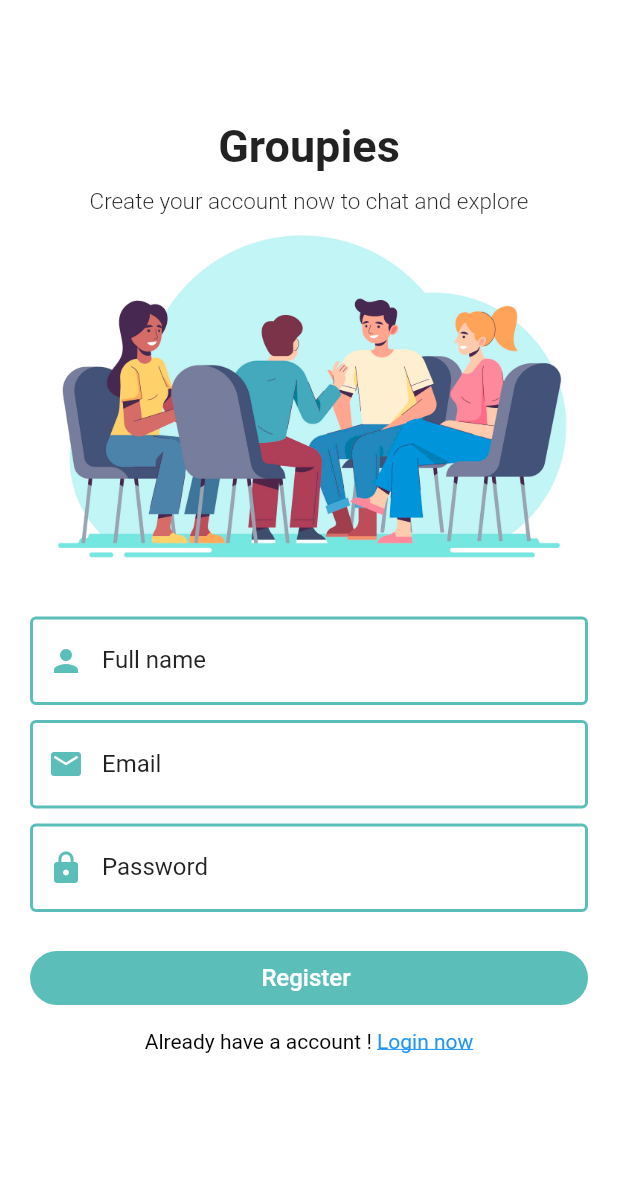
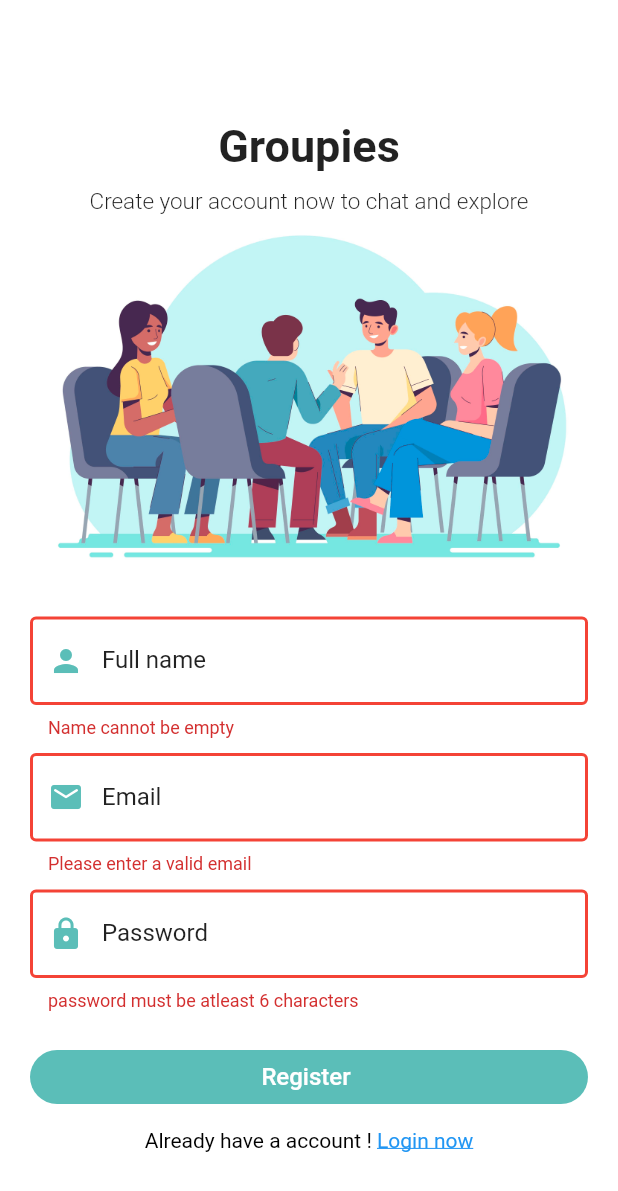
Before and after one commit to aakashshivgan/vchatFlutterApp, a Flutter app: the RegisterPage screen opened directly, after a tap on "Register", on a phone screen of 412 x 824 dp. Shown: the top 1191 px of the screen. Run offline on Flutter 3.47's test engine with Material 2 defaults, Android fonts, the light colour scheme and no system bars; our stand-ins replace cloud_firestore, firebase_auth, firebase_core, shared_preferences; accounts and stored records are empty.

Commit message:
register page connected to firebase

```diff
--- a/lib/main.dart
+++ b/lib/main.dart
@@ -41,7 +41,9 @@
   userLoggedInStatus() async {
     await HelperFunction.getUserLoggedInStatus().then((value) {
       if (value != null) {
-        _isSignedIn = value;
+        setState(() {
+          _isSignedIn = value;
+        });
       }
     });
   }
--- a/lib/pages/auth/register_page.dart
+++ b/lib/pages/auth/register_page.dart
@@ -1,10 +1,11 @@
 import 'package:flutter/gestures.dart';
 import 'package:flutter/material.dart';
+import 'package:vechat/helper/helper_functions.dart';
 import 'package:vechat/pages/auth/login_page.dart';
-import 'package:vechat/pages/home_page.dart';
-
+import '../../services/auth_services.dart';
 import '../../shared/constants.dart';
 import '../../widgets/widgets.dart';
+import 'package:vechat/pages/home_page.dart';
 
 class RegisterPage extends StatefulWidget {
   const RegisterPage({Key? key}) : super(key: key);
@@ -14,17 +15,26 @@ class RegisterPage extends StatefulWidget {
 }
 
 class _RegisterPageState extends State<RegisterPage> {
+  bool _isLoading = false;
   final formkey = GlobalKey<FormState>();
   String email = "";
   String password = "";
   String fullname = "";
+  AuthServices authServices = AuthServices();
   @override
   Widget build(BuildContext context) {
     return SafeArea(
       child: Scaffold(
-        body: SingleChildScrollView(
+        body: _isLoading
+            ? Center(
+                child: CircularProgressIndicator(
+                  color: Theme.of(context).primaryColor,
+                ),
+              )
+            : SingleChildScrollView(
                 child: Padding(
-            padding: const EdgeInsets.symmetric(horizontal: 20, vertical: 80),
+                  padding:
+                      const EdgeInsets.symmetric(horizontal: 20, vertical: 80),
                   child: Form(
                     key: formkey,
                     child: Column(
@@ -43,8 +53,8 @@ class _RegisterPageState extends State<RegisterPage> {
                           ),
                           const Text(
                             "Create your account now to chat and explore",
-                      style:
-                          TextStyle(fontSize: 15, fontWeight: FontWeight.w300),
+                            style: TextStyle(
+                                fontSize: 15, fontWeight: FontWeight.w300),
                           ),
                           Image.asset("assets/groupie.jpg"),
                           const SizedBox(
@@ -128,10 +138,13 @@ class _RegisterPageState extends State<RegisterPage> {
                                   elevation: 0,
                                   shape: RoundedRectangleBorder(
                                       borderRadius: BorderRadius.circular(20))),
-                        onPressed: () {},
+                              onPressed: () {
+                                register();
+                              },
                               child: const Text(
                                 "Register ",
-                          style: TextStyle(fontSize: 16, color: Colors.white),
+                                style: TextStyle(
+                                    fontSize: 16, color: Colors.white),
                               ),
                             ),
                           ),
@@ -140,7 +153,8 @@ class _RegisterPageState extends State<RegisterPage> {
                           ),
                           Text.rich(TextSpan(
                             text: "Already have a account ! ",
-                      style: const TextStyle(color: Colors.black, fontSize: 14),
+                            style: const TextStyle(
+                                color: Colors.black, fontSize: 14),
                             children: <TextSpan>[
                               TextSpan(
                                   text: "Login now",
@@ -160,4 +174,28 @@ class _RegisterPageState extends State<RegisterPage> {
       ),
     );
   }
+
+  register() async {
+    if (formkey.currentState!.validate()) {
+      setState(() {
+        _isLoading = true;
+      });
+      await authServices
+          .registerUserWithEmailandPassword(fullname, email, password)
+          .then((value) async {
+        if (value == true) {
+          // saving shared preference state here
+          await HelperFunction.saveUserLoggedInStatus(true);
+          await HelperFunction.saveUserNameSF(fullname);
+          await HelperFunction.saveUserEmailSF(email);
+          nextScreenReplace(context, const HomePage());
+        } else {
+          showSnackBar(context, Colors.red, value);
+          setState(() {
+            _isLoading = false;
+          });
         }
+      });
+    }
+  }
+}
--- /dev/null
+++ b/lib/services/database_service.dart
@@ -0,0 +1,23 @@
+import 'package:cloud_firestore/cloud_firestore.dart';
+
+class DatabaseService {
+  final String? uid;
+  DatabaseService({this.uid});
+
+  // reference for our collection
+  final CollectionReference userCollection =
+      FirebaseFirestore.instance.collection("users");
+  final CollectionReference groupsCollection =
+      FirebaseFirestore.instance.collection("groups");
+
+  // updating the user data
+  Future updateUserData(String fullname, String email) async {
+    return await userCollection.doc(uid).set({
+      "Fullname": fullname,
+      "email": email,
+      "groups": [],
+      "profilePic": "",
+      "uid": uid
+    });
+  }
+}
```
Also changed, not shown: lib/helper/helper_functions.dart (+17 -0 lines), lib/pages/home_page.dart (+11 -3 lines), lib/services/auth_services.dart (added, +39 -0 lines), lib/widgets/widgets.dart (+21 -0 lines). Lines whose indentation alone changed are shown as unchanged.
